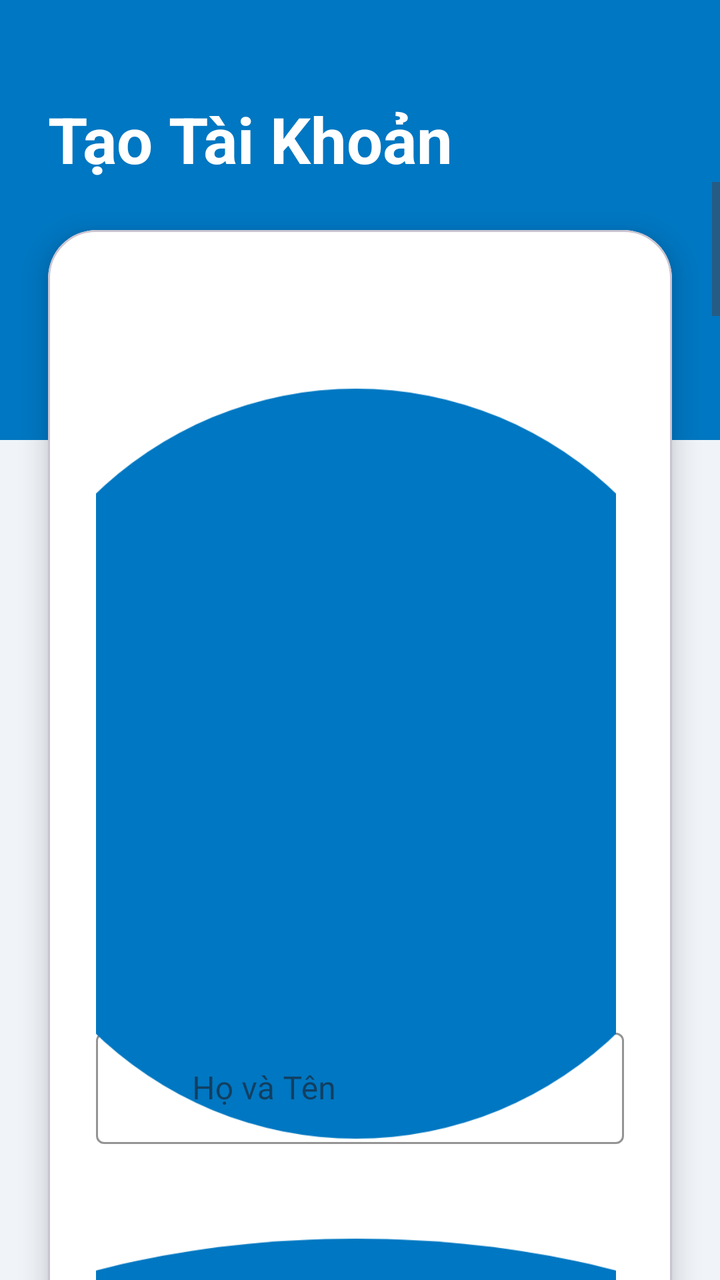
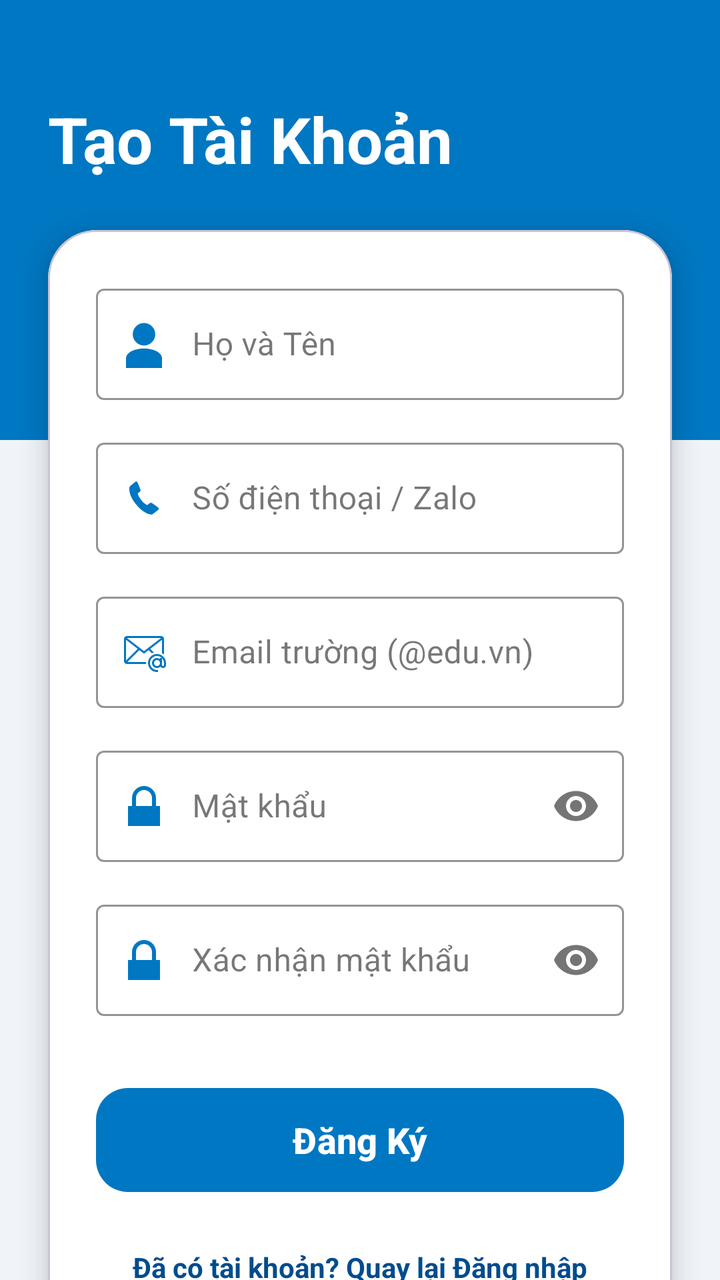

Before-and-after screenshots of an Android layout around one commit, followed by the original layout XML and the change that was made.
<!-- AndroidManifest.xml: application theme Theme.Marketplace -->
<!-- res/layout/activity_register.xml -->
<?xml version="1.0" encoding="utf-8"?>
<androidx.constraintlayout.widget.ConstraintLayout
    xmlns:android="http://schemas.android.com/apk/res/android"
    xmlns:app="http://schemas.android.com/apk/res-auto"
    android:layout_width="match_parent"
    android:layout_height="match_parent"
    android:background="@color/bg_light_blue">

    
    <View
        android:id="@+id/headerBackground"
        android:layout_width="match_parent"
        android:layout_height="220dp"
        android:background="@color/ocean_blue_primary"
        app:layout_constraintTop_toTopOf="parent" />

    <TextView
        android:id="@+id/tvHeaderTitle"
        android:layout_width="wrap_content"
        android:layout_height="wrap_content"
        android:text="Tạo Tài Khoản"
        android:textColor="#FFFFFF"
        android:textSize="32sp"
        android:textStyle="bold"
        android:layout_marginTop="48dp"
        android:layout_marginStart="24dp"
        app:layout_constraintStart_toStartOf="parent"
        app:layout_constraintTop_toTopOf="parent" />

    <ScrollView
        android:layout_width="match_parent"
        android:layout_height="0dp"
        android:clipToPadding="false"
        android:paddingBottom="24dp"
        app:layout_constraintTop_toBottomOf="@id/tvHeaderTitle"
        app:layout_constraintBottom_toBottomOf="parent">

        <com.google.android.material.card.MaterialCardView
            android:layout_width="match_parent"
            android:layout_height="wrap_content"
            android:layout_marginHorizontal="24dp"
            android:layout_marginTop="24dp"
            android:layout_marginBottom="16dp"
            app:cardCornerRadius="24dp"
            app:cardElevation="8dp"
            app:cardBackgroundColor="#FFFFFF">

            <LinearLayout
                android:layout_width="match_parent"
                android:layout_height="wrap_content"
                android:orientation="vertical"
                android:padding="24dp">

                
                <com.google.android.material.textfield.TextInputLayout
                    android:id="@+id/tilName"
                    style="@style/Widget.MaterialComponents.TextInputLayout.OutlinedBox"
                    android:layout_width="match_parent"
                    android:layout_height="wrap_content"
                    android:hint="Họ và Tên"
                    app:boxStrokeColor="@color/ocean_blue_primary"
                    app:startIconDrawable="@drawable/ic_name"
                    app:startIconTint="@color/ocean_blue_primary">

                    <com.google.android.material.textfield.TextInputEditText
                        android:id="@+id/edtName"
                        android:layout_width="match_parent"
                        android:layout_height="wrap_content"
                        android:paddingStart="48dp"
                        android:inputType="textPersonName" />
                </com.google.android.material.textfield.TextInputLayout>

                
                <com.google.android.material.textfield.TextInputLayout
                    android:id="@+id/tilPhone"
                    style="@style/Widget.MaterialComponents.TextInputLayout.OutlinedBox"
                    android:layout_width="match_parent"
                    android:layout_height="wrap_content"
                    android:layout_marginTop="16dp"
                    android:hint="Số điện thoại / Zalo"
                    app:boxStrokeColor="@color/ocean_blue_primary"
                    app:startIconDrawable="@drawable/ic_phone"
                    app:startIconTint="@color/ocean_blue_primary">

                    <com.google.android.material.textfield.TextInputEditText
                        android:id="@+id/edtPhone"
                        android:layout_width="match_parent"
                        android:layout_height="wrap_content"
                        android:paddingStart="48dp"
                        android:inputType="phone" />
                </com.google.android.material.textfield.TextInputLayout>

                
                <com.google.android.material.textfield.TextInputLayout
                    android:id="@+id/tilEmail"
                    style="@style/Widget.MaterialComponents.TextInputLayout.OutlinedBox"
                    android:layout_width="match_parent"
                    android:layout_height="wrap_content"
                    android:layout_marginTop="16dp"
                    android:hint="Email trường (@edu.vn)"
                    app:boxStrokeColor="@color/ocean_blue_primary"
                    app:startIconDrawable="@drawable/ic_email"
                    app:startIconTint="@color/ocean_blue_primary">

                    <com.google.android.material.textfield.TextInputEditText
                        android:id="@+id/edtEmail"
                        android:layout_width="match_parent"
                        android:layout_height="wrap_content"
                        android:paddingStart="48dp"
                        android:inputType="textEmailAddress" />
                </com.google.android.material.textfield.TextInputLayout>

                
                <com.google.android.material.textfield.TextInputLayout
                    android:id="@+id/tilPassword"
                    style="@style/Widget.MaterialComponents.TextInputLayout.OutlinedBox"
                    android:layout_width="match_parent"
                    android:layout_height="wrap_content"
                    android:layout_marginTop="16dp"
                    android:hint="Mật khẩu"
                    app:passwordToggleEnabled="true"
                    app:boxStrokeColor="@color/ocean_blue_primary"
                    app:startIconDrawable="@drawable/ic_lock"
                    app:startIconTint="@color/ocean_blue_primary">

                    <com.google.android.material.textfield.TextInputEditText
                        android:id="@+id/edtPassword"
                        android:layout_width="match_parent"
                        android:layout_height="wrap_content"
                        android:paddingStart="48dp"
                        android:inputType="textPassword" />
                </com.google.android.material.textfield.TextInputLayout>

                
                <com.google.android.material.textfield.TextInputLayout
                    android:id="@+id/tilConfirmPassword"
                    style="@style/Widget.MaterialComponents.TextInputLayout.OutlinedBox"
                    android:layout_width="match_parent"
                    android:layout_height="wrap_content"
                    android:layout_marginTop="16dp"
                    android:hint="Xác nhận mật khẩu"
                    app:passwordToggleEnabled="true"
                    app:boxStrokeColor="@color/ocean_blue_primary"
                    app:startIconDrawable="@drawable/ic_lock"
                    app:startIconTint="@color/ocean_blue_primary">

                    <com.google.android.material.textfield.TextInputEditText
                        android:id="@+id/edtConfirmPassword"
                        android:layout_width="match_parent"
                        android:layout_height="wrap_content"
                        android:paddingStart="48dp"
                        android:inputType="textPassword" />
                </com.google.android.material.textfield.TextInputLayout>

                
                <FrameLayout
                    android:layout_width="match_parent"
                    android:layout_height="wrap_content"
                    android:layout_marginTop="32dp">

                    <com.google.android.material.button.MaterialButton
                        android:id="@+id/btnRegister"
                        android:layout_width="match_parent"
                        android:layout_height="60dp"
                        android:text="Đăng Ký"
                        android:textSize="18sp"
                        android:textStyle="bold"
                        app:backgroundTint="@color/ocean_blue_primary"
                        app:cornerRadius="16dp" />

                    <ProgressBar
                        android:id="@+id/progressBar"
                        android:layout_width="32dp"
                        android:layout_height="32dp"
                        android:layout_gravity="center"
                        android:elevation="10dp"
                        android:indeterminateTint="#FFFFFF"
                        android:visibility="gone" />
                </FrameLayout>

                <TextView
                    android:id="@+id/tvGoToLogin"
                    android:layout_width="wrap_content"
                    android:layout_height="wrap_content"
                    android:layout_gravity="center"
                    android:layout_marginTop="16dp"
                    android:padding="8dp"
                    android:text="Đã có tài khoản? Quay lại Đăng nhập"
                    android:textColor="@color/ocean_blue_dark"
                    android:textStyle="bold" />

            </LinearLayout>
        </com.google.android.material.card.MaterialCardView>
    </ScrollView>
</androidx.constraintlayout.widget.ConstraintLayout>
<!-- resources referenced by this layout -->
<resources>
  <color name="bg_light_blue">#F0F4F8</color>
  <color name="ocean_blue_dark">#004C8C</color>
  <color name="ocean_blue_primary">#0077C2</color>
  <!-- drawable ic_email (drawable) -->
  <vector xmlns:android="http://schemas.android.com/apk/res/android"
      android:width="800dp"
      android:height="800dp"
      android:viewportWidth="24"
      android:viewportHeight="24">
    <path
        android:fillColor="#FF000000"
        android:pathData="M13.025,17L3.707,17l5.963,-5.963L12,12.83l2.33,-1.794 1.603,1.603a5.463,5.463 0,0 1,1.004 -0.41l-1.808,-1.808L21,5.9v6.72a5.514,5.514 0,0 1,1 0.64L22,5.5A1.504,1.504 0,0 0,20.5 4h-17A1.504,1.504 0,0 0,2 5.5v11A1.5,1.5 0,0 0,3.5 18h9.525c-0.015,-0.165 -0.025,-0.331 -0.025,-0.5s0.01,-0.335 0.025,-0.5zM3,16.293L3,5.901l5.871,4.52zM20.5,5c0.009,0 0.016,0.005 0.025,0.005L12,11.57 3.475,5.005c0.009,0 0.016,-0.005 0.025,-0.005zM18.5,13a4.505,4.505 0,0 0,-4.5 4.5,4.403 4.403,0 0,0 0.05,0.5 4.49,4.49 0,0 0,4.45 4h0.5v-1h-0.5a3.495,3.495 0,0 1,-3.45 -3,3.455 3.455,0 0,1 -0.05,-0.5 3.498,3.498 0,0 1,5.947 -2.5L20,15v0.513A2.476,2.476 0,0 0,18.5 15a2.5,2.5 0,1 0,1.733 4.295A1.497,1.497 0,0 0,23 18.5v-1a4.555,4.555 0,0 0,-4.5 -4.5zM18.5,19a1.498,1.498 0,0 1,-1.408 -1,1.483 1.483,0 0,1 -0.092,-0.5 1.5,1.5 0,0 1,3 0,1.483 1.483,0 0,1 -0.092,0.5 1.498,1.498 0,0 1,-1.408 1zM22,18.5a0.5,0.5 0,0 1,-1 0v-3.447a3.639,3.639 0,0 1,1 2.447z"/>
  </vector>
  <!-- drawable ic_lock (drawable) -->
  <vector xmlns:android="http://schemas.android.com/apk/res/android"
      android:width="800dp"
      android:height="800dp"
      android:viewportWidth="512"
      android:viewportHeight="512">
    <path
        android:pathData="M256,42.67C326.49,42.67 384,100.36 384,170.67L384,256L426.67,256L426.67,469.33L85.33,469.33L85.33,256L128,256L128,170.67C128,100.36 185.51,42.67 256,42.67ZM256,85.33C208.67,85.33 170.67,124.33 170.67,170.67L170.67,170.67L170.67,256L341.33,256L341.33,170.67C341.33,124.33 303.33,85.33 256,85.33Z"
        android:strokeWidth="1"
        android:fillColor="#000000"
        android:fillType="evenOdd"
        android:strokeColor="#00000000"/>
  </vector>
  <!-- drawable ic_name (drawable) -->
  <vector xmlns:android="http://schemas.android.com/apk/res/android"
      android:width="800dp"
      android:height="800dp"
      android:viewportWidth="32"
      android:viewportHeight="32">
    <path
        android:pathData="M16,9.5m-7.5,0a7.5,7.5 0,1 1,15 0a7.5,7.5 0,1 1,-15 0"
        android:strokeLineJoin="bevel"
        android:strokeWidth="2"
        android:fillColor="#373737"
        android:strokeColor="#00000000"
        android:strokeLineCap="butt"/>
    <path
        android:pathData="M16,19c6.648,0 12,2.899 12,6.5V32H4v-6.5C4,21.899 9.352,19 16,19z"
        android:strokeLineJoin="bevel"
        android:strokeWidth="2"
        android:fillColor="#373737"
        android:strokeColor="#00000000"
        android:strokeLineCap="butt"/>
  </vector>
  <!-- drawable ic_phone (drawable) -->
  <vector xmlns:android="http://schemas.android.com/apk/res/android"
      android:width="800dp"
      android:height="800dp"
      android:viewportWidth="32"
      android:viewportHeight="32">
    <path
        android:pathData="M11.748,5.773S11.418,5 10.914,5c-0.496,0 -0.754,0.229 -0.926,0.387S6.938,7.91 6.938,7.91s-0.837,0.731 -0.773,2.106c0.054,1.375 0.323,3.332 1.719,6.058 1.386,2.72 4.855,6.876 7.047,8.337 0,0 2.031,1.558 3.921,2.191 0.549,0.173 1.647,0.398 1.903,0.398 0.26,0 0.719,0 1.246,-0.385 0.536,-0.389 3.543,-2.807 3.543,-2.807s0.736,-0.665 -0.119,-1.438c-0.859,-0.773 -3.467,-2.492 -4.025,-2.944 -0.559,-0.459 -1.355,-0.257 -1.699,0.054 -0.343,0.313 -0.956,0.828 -1.031,0.893 -0.112,0.086 -0.419,0.365 -0.763,0.226 -0.438,-0.173 -2.234,-1.148 -3.899,-3.426 -1.655,-2.276 -1.837,-3.02 -2.084,-3.824a0.56,0.56 0,0 1,0.225 -0.657c0.248,-0.172 1.161,-0.933 1.161,-0.933s0.591,-0.583 0.344,-1.27 -1.906,-4.716 -1.906,-4.716z"
        android:fillColor="#000000"/>
  </vector>
  <color name="ocean_blue_light">#59A5F5</color>
  <!-- unchanged entries left out for length: 2 -->
</resources>

<!-- the commit's change to res/layout/activity_register.xml (unified diff, before → after) -->
@@ -27,13 +27,16 @@
         app:layout_constraintStart_toStartOf="parent"
         app:layout_constraintTop_toTopOf="parent" />
 
-    <ScrollView
-        android:layout_width="match_parent"
+    
+    <androidx.core.widget.NestedScrollView
+        android:layout_width="0dp"
         android:layout_height="0dp"
         android:clipToPadding="false"
         android:paddingBottom="24dp"
         app:layout_constraintTop_toBottomOf="@id/tvHeaderTitle"
-        app:layout_constraintBottom_toBottomOf="parent">
+        app:layout_constraintBottom_toBottomOf="parent"
+        app:layout_constraintStart_toStartOf="parent"
+        app:layout_constraintEnd_toEndOf="parent">
 
         <com.google.android.material.card.MaterialCardView
             android:layout_width="match_parent"
@@ -67,6 +70,7 @@
                         android:layout_width="match_parent"
                         android:layout_height="wrap_content"
                         android:paddingStart="48dp"
+                        android:textColor="@color/text_primary"
                         android:inputType="textPersonName" />
                 </com.google.android.material.textfield.TextInputLayout>
 
@@ -87,6 +91,7 @@
                         android:layout_width="match_parent"
                         android:layout_height="wrap_content"
                         android:paddingStart="48dp"
+                        android:textColor="@color/text_primary"
                         android:inputType="phone" />
                 </com.google.android.material.textfield.TextInputLayout>
 
@@ -107,6 +112,7 @@
                         android:layout_width="match_parent"
                         android:layout_height="wrap_content"
                         android:paddingStart="48dp"
+                        android:textColor="@color/text_primary"
                         android:inputType="textEmailAddress" />
                 </com.google.android.material.textfield.TextInputLayout>
 
@@ -128,6 +134,7 @@
                         android:layout_width="match_parent"
                         android:layout_height="wrap_content"
                         android:paddingStart="48dp"
+                        android:textColor="@color/text_primary"
                         android:inputType="textPassword" />
                 </com.google.android.material.textfield.TextInputLayout>
 
@@ -149,6 +156,7 @@
                         android:layout_width="match_parent"
                         android:layout_height="wrap_content"
                         android:paddingStart="48dp"
+                        android:textColor="@color/text_primary"
                         android:inputType="textPassword" />
                 </com.google.android.material.textfield.TextInputLayout>
 
@@ -191,5 +199,5 @@
 
             </LinearLayout>
         </com.google.android.material.card.MaterialCardView>
-    </ScrollView>
+    </androidx.core.widget.NestedScrollView>
 </androidx.constraintlayout.widget.ConstraintLayout>
<!-- resource entries referenced after the edit -->
@@ -3,10 +3,11 @@
   <color name="bg_light_blue">#F0F4F8</color>
   <color name="ocean_blue_dark">#004C8C</color>
   <color name="ocean_blue_primary">#0077C2</color>
+  <color name="text_primary">#2C3E50</color>
   <!-- drawable ic_email (drawable) -->
   <vector xmlns:android="http://schemas.android.com/apk/res/android"
-      android:width="800dp"
-      android:height="800dp"
+      android:width="24dp"
+      android:height="24dp"
       android:viewportWidth="24"
       android:viewportHeight="24">
     <path
@@ -15,8 +16,8 @@
   </vector>
   <!-- drawable ic_lock (drawable) -->
   <vector xmlns:android="http://schemas.android.com/apk/res/android"
-      android:width="800dp"
-      android:height="800dp"
+      android:width="24dp"
+      android:height="24dp"
       android:viewportWidth="512"
       android:viewportHeight="512">
     <path
@@ -28,8 +29,8 @@
   </vector>
   <!-- drawable ic_name (drawable) -->
   <vector xmlns:android="http://schemas.android.com/apk/res/android"
-      android:width="800dp"
-      android:height="800dp"
+      android:width="24dp"
+      android:height="24dp"
       android:viewportWidth="32"
       android:viewportHeight="32">
     <path
@@ -49,8 +50,8 @@
   </vector>
   <!-- drawable ic_phone (drawable) -->
   <vector xmlns:android="http://schemas.android.com/apk/res/android"
-      android:width="800dp"
-      android:height="800dp"
+      android:width="24dp"
+      android:height="24dp"
       android:viewportWidth="32"
       android:viewportHeight="32">
     <path
